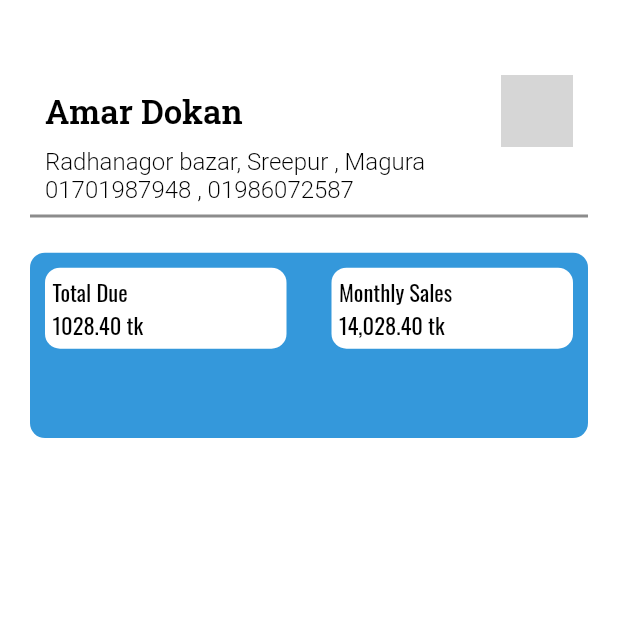
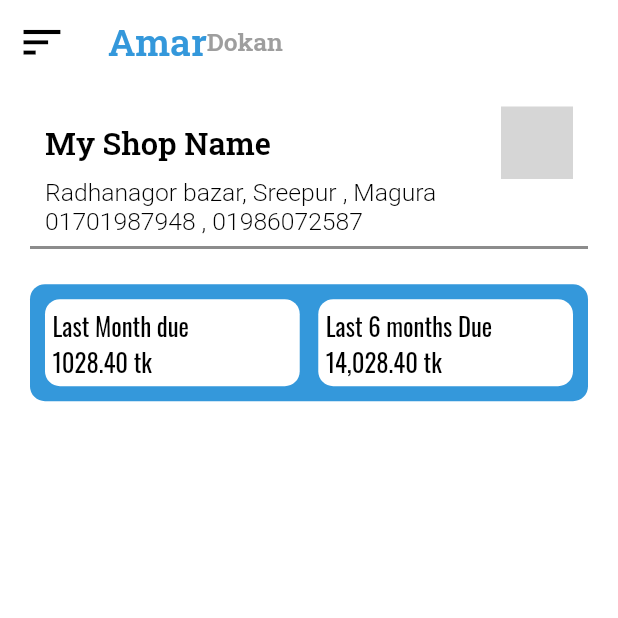
Before and after one commit to mahmudulri/amardokan, a Flutter app: the screen it shows after launch, on a phone screen of 412 x 824 dp, the top half of it. Run offline on Flutter 3.47's test engine with Material 2 defaults, Android fonts, the phone set to English and light mode, and no system bars; our stand-ins replace google_fonts; missing offline and left inert: slide_digital_clock; grey boxes are pictures that could not be loaded.

Commit message:
screen update

```diff
--- a/lib/homepage.dart
+++ b/lib/homepage.dart
@@ -14,10 +14,45 @@ class Homepage extends StatelessWidget {
     var screenHeight = MediaQuery.of(context).size.height;
     var screenWidth = MediaQuery.of(context).size.width;
     return Scaffold(
+      drawer: Drawer(),
+      appBar: AppBar(
+        backgroundColor: Colors.white,
+        // centerTitle: true,
+        title: Row(
+          children: [
+            Text(
+              "Amar",
+              style: GoogleFonts.robotoSlab(
+                fontSize: screenWidth * 0.060,
+                fontWeight: FontWeight.w600,
+                color: Color(0xff3498db),
+              ),
+            ),
+            Text(
+              "Dokan",
+              style: GoogleFonts.robotoSlab(
+                fontSize: screenWidth * 0.040,
+                fontWeight: FontWeight.w600,
+                color: Colors.grey,
+              ),
+            ),
+          ],
+        ),
+        leading: Builder(builder: (context) {
+          return IconButton(
+              onPressed: () => Scaffold.of(context).openDrawer(),
+              icon: Icon(
+                Icons.sort,
+                color: Colors.black,
+                size: screenWidth * 0.080,
+              ));
+        }),
+        elevation: 0.0,
+      ),
       backgroundColor: Colors.white,
       body: Padding(
         padding: const EdgeInsets.only(
-          top: 50,
+          top: 15,
           left: 20,
           right: 20,
         ),
@@ -32,9 +67,9 @@ class Homepage extends StatelessWidget {
                   Row(
                     children: [
                       Text(
-                        "Amar Dokan",
+                        "My Shop Name",
                         style: GoogleFonts.robotoSlab(
-                          fontSize: 22,
+                          fontSize: screenWidth * 0.050,
                           fontWeight: FontWeight.w600,
                           color: Colors.black,
                         ),
@@ -56,7 +91,7 @@ class Homepage extends StatelessWidget {
                   Text(
                     "Radhanagor bazar, Sreepur , Magura",
                     style: GoogleFonts.roboto(
-                      fontSize: 16,
+                      fontSize: screenWidth * 0.040,
                       fontWeight: FontWeight.w300,
                       color: Colors.black,
                     ),
@@ -64,7 +99,7 @@ class Homepage extends StatelessWidget {
                   Text(
                     "01701987948 , 01986072587",
                     style: GoogleFonts.roboto(
-                      fontSize: 16,
+                      fontSize: screenWidth * 0.040,
                       fontWeight: FontWeight.w300,
                       color: Colors.black,
                     ),
@@ -80,7 +115,6 @@ class Homepage extends StatelessWidget {
               height: screenHeight * 0.020,
             ),
             Container(
-              height: screenHeight * 0.150,
               width: screenWidth,
               decoration: BoxDecoration(
                 borderRadius: BorderRadius.circular(10),
@@ -107,9 +141,9 @@ class Homepage extends StatelessWidget {
                                 crossAxisAlignment: CrossAxisAlignment.start,
                                 children: [
                                   Text(
-                                    "Total Due",
+                                    "Last Month due",
                                     style: GoogleFonts.oswald(
-                                      fontSize: 15,
+                                      fontSize: screenWidth * 0.040,
                                       color: Colors.black,
                                       fontWeight: FontWeight.w400,
                                     ),
@@ -117,7 +151,7 @@ class Homepage extends StatelessWidget {
                                   Text(
                                     "1028.40 tk",
                                     style: GoogleFonts.oswald(
-                                      fontSize: 15,
+                                      fontSize: screenWidth * 0.040,
                                       color: Colors.black,
                                       fontWeight: FontWeight.w400,
                                     ),
@@ -128,7 +162,7 @@ class Homepage extends StatelessWidget {
                           ),
                         ),
                         SizedBox(
-                          width: 30,
+                          width: screenWidth * 0.030,
                         ),
                         Expanded(
                           flex: 1,
@@ -143,9 +177,9 @@ class Homepage extends StatelessWidget {
                                 crossAxisAlignment: CrossAxisAlignment.start,
                                 children: [
                                   Text(
-                                    "Monthly Sales",
+                                    "Last 6 months Due",
                                     style: GoogleFonts.oswald(
-                                      fontSize: 15,
+                                      fontSize: screenWidth * 0.040,
                                       color: Colors.black,
                                       fontWeight: FontWeight.w400,
                                     ),
@@ -153,7 +187,7 @@ class Homepage extends StatelessWidget {
                                   Text(
                                     "14,028.40 tk",
                                     style: GoogleFonts.oswald(
-                                      fontSize: 15,
+                                      fontSize: screenWidth * 0.040,
                                       color: Colors.black,
                                       fontWeight: FontWeight.w400,
                                     ),
```
